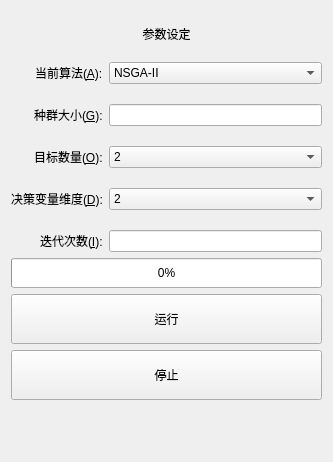
This is MOPAlgorithm/Setting.ui in ZeusYang/AILearning as Qt 5 draws it before an edit. The edited form follows.
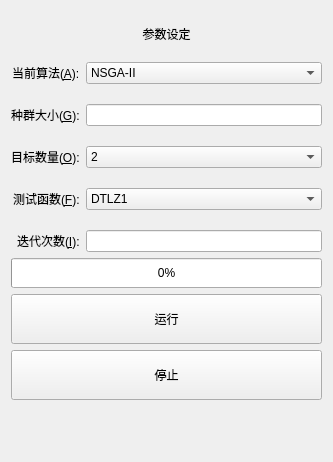
This is the edited form.

The edit to the form file:
```diff
--- a/MOPAlgorithm/Setting.ui
+++ b/MOPAlgorithm/Setting.ui
@@ -102,7 +102,7 @@
      <item row="3" column="0">
       <widget class="QLabel" name="dimensionLabel">
        <property name="text">
-        <string>决策变量维度(&amp;D):</string>
+        <string>测试函数(&amp;F):</string>
        </property>
        <property name="buddy">
         <cstring>dimensionComboBox</cstring>
@@ -113,7 +113,7 @@
       <widget class="QComboBox" name="dimensionComboBox">
        <item>
         <property name="text">
-         <string>2</string>
+         <string>DTLZ1</string>
         </property>
        </item>
        <item>
```
Left out of the diff: 31 changed lines with no effect on the pictures.
